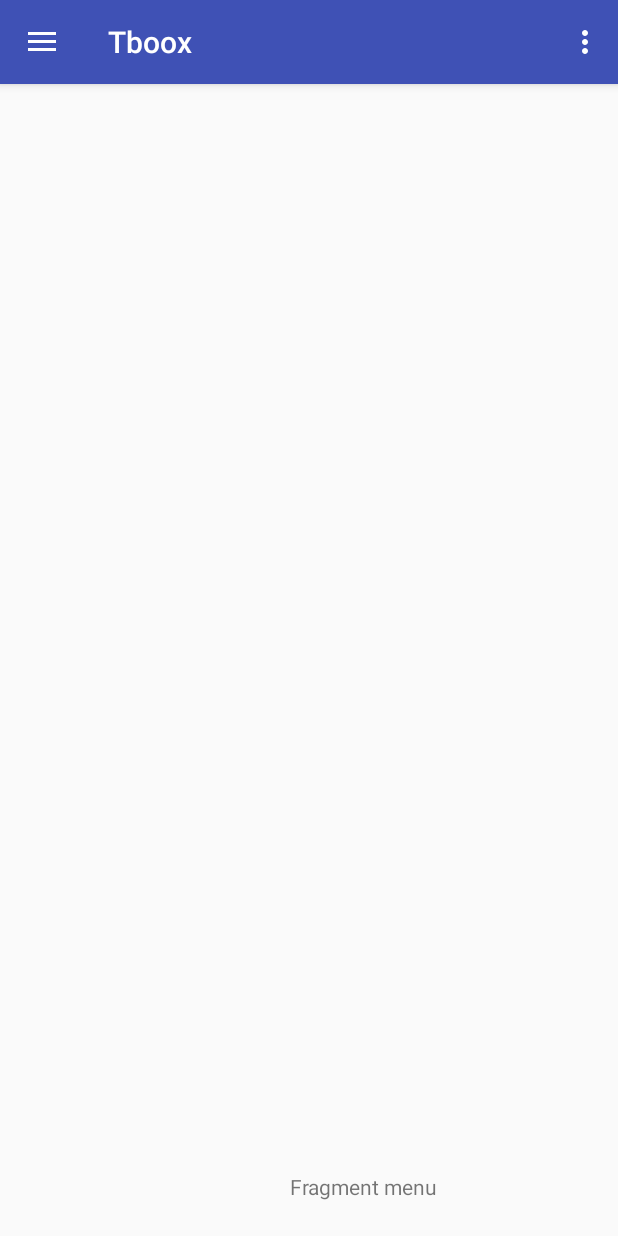
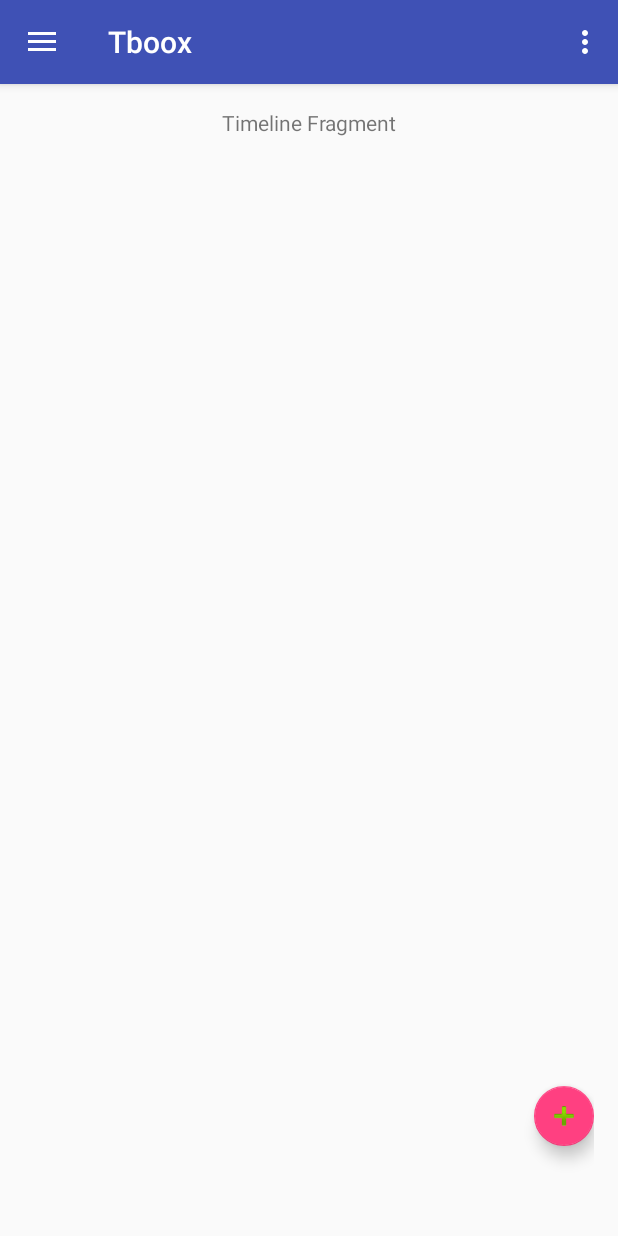
Before and after one commit to rbmarliere/tboox-android, an Android app: the MenuActivity screen opened directly, with no data from a screen before it, on a phone screen of 412 x 824 dp. Run offline under Robolectric (Android 15) with nearby library versions, the phone set to English and light mode, and no system bars.

Commit message:
adopting better name conventions

```diff
--- a/app/src/main/java/info/nsupdate/tboox/tboox/MenuActivity.java
+++ b/app/src/main/java/info/nsupdate/tboox/tboox/MenuActivity.java
@@ -15,20 +15,14 @@ import layout.CollectionListFragment;
 import layout.TimelineFragment;
 
 public class MenuActivity extends  AppCompatActivity
-        implements NavigationView.OnNavigationItemSelectedListener {
-
-/*
-    public TimelineFragment timelineFragment;
-    public CollectionListFragment collectionFragment;
-    public BookDetailFragment bookFragment;
-*/
+        implements NavigationView.OnNavigationItemSelectedListener
+{
     @Override
     protected void onCreate(Bundle savedInstanceState) {
         super.onCreate(savedInstanceState);
         setContentView(R.layout.activity_menu);
         Toolbar toolbar = (Toolbar) findViewById(R.id.toolbar);
         setSupportActionBar(toolbar);
-
 
         DrawerLayout drawer = (DrawerLayout) findViewById(R.id.drawer_layout);
         ActionBarDrawerToggle toggle = new ActionBarDrawerToggle(
@@ -38,18 +32,9 @@ public class MenuActivity extends  AppCompatActivity
 
         NavigationView navigationView = (NavigationView) findViewById(R.id.nav_view);
         navigationView.setNavigationItemSelectedListener(this);
-/*
-        timelineFragment = new TimelineFragment();
-        collectionFragment = new CollectionListFragment();
-        bookFragment = new BookDetailFragment();
 
-        FragmentManager fragmentManager = getSupportFragmentManager();
-        FragmentTransaction fragmentTransaction = fragmentManager.beginTransaction();
-        fragmentTransaction.add(R.id.relative_content_menu,timelineFragment,timelineFragment.getTag());
-        fragmentTransaction.add(R.id.relative_content_menu,collectionFragment,collectionFragment.getTag());
-        fragmentTransaction.add(R.id.relative_content_menu,bookFragment,bookFragment.getTag());
-        fragmentTransaction.commit();
-        */
+        // calling first fragment available as default
+        onNavigationItemSelected(navigationView.getMenu().getItem(0));
     }
 
     @Override
@@ -64,8 +49,8 @@ public class MenuActivity extends  AppCompatActivity
 
     @Override
     public boolean onCreateOptionsMenu(Menu menu) {
-        // Inflate the menu; this adds items to the action bar if it is present.
-        getMenuInflater().inflate(R.menu.menu, menu);
+        // Inflate the menu_upper_drawer; this adds items to the action bar if it is present.
+        getMenuInflater().inflate(R.menu.menu_upper_drawer, menu);
         return true;
     }
 
@@ -87,43 +72,21 @@ public class MenuActivity extends  AppCompatActivity
     @SuppressWarnings("StatementWithEmptyBody")
     @Override
     public boolean onNavigationItemSelected(MenuItem item) {
-        // Handle navigation view item clicks here.
         int id = item.getItemId();
         if (id == R.id.nav_timeline) {
-
             TimelineFragment timelineFragment = new TimelineFragment();
 
             FragmentManager fragmentManager = getSupportFragmentManager();
-
             fragmentManager.beginTransaction().replace(R.id.relative_content_menu,timelineFragment,timelineFragment.getTag()).commit();
-
-
         } else if (id == R.id.nav_collection) {
-
             CollectionListFragment collectionListFragment = new CollectionListFragment();
 
             FragmentManager fragmentManager = getSupportFragmentManager();
-
             fragmentManager.beginTransaction().replace(R.id.relative_content_menu, collectionListFragment, collectionListFragment.getTag()).commit();
-
         } else if (id == R.id.nav_logout) {
 
         }
-/*
-        if (id == R.id.nav_camera) {
-            // Handle the camera action
-        } else if (id == R.id.nav_gallery) {
 
-        } else if (id == R.id.nav_slideshow) {
-
-        } else if (id == R.id.nav_manage) {
-
-        } else if (id == R.id.nav_share) {
-
-        } else if (id == R.id.nav_send) {
-
-        }
-*/
         DrawerLayout drawer = (DrawerLayout) findViewById(R.id.drawer_layout);
         drawer.closeDrawer(GravityCompat.START);
         return true;
--- a/app/src/main/res/layout/activity_menu.xml
+++ b/app/src/main/res/layout/activity_menu.xml
@@ -19,7 +19,7 @@
         android:layout_height="match_parent"
         android:layout_gravity="start"
         android:fitsSystemWindows="true"
-        app:headerLayout="@layout/menu_header"
-        app:menu="@menu/activity_menu_drawer" />
+        app:headerLayout="@layout/menu_nav_header"
+        app:menu="@menu/menu_nav_drawer" />
 
 </android.support.v4.widget.DrawerLayout>
--- a/app/src/main/res/layout/menu_content.xml
+++ b/app/src/main/res/layout/menu_content.xml
@@ -13,13 +13,4 @@
     tools:context="info.nsupdate.tboox.tboox.MenuActivity"
     tools:showIn="@layout/menu_app_bar">
 
-    <TextView
-        android:text="Fragment menu"
-        android:layout_width="wrap_content"
-        android:layout_height="wrap_content"
-        android:layout_marginEnd="104dp"
-        android:id="@+id/textView2"
-        android:layout_alignParentBottom="true"
-        android:layout_alignParentEnd="true"
-        android:layout_marginBottom="7dp" />
 </RelativeLayout>
```
Also changed, not shown: app/src/main/res/layout/menu_nav_header.xml (renamed from app/src/main/res/layout/menu_header.xml), app/src/main/res/menu/menu_nav_drawer.xml (renamed from app/src/main/res/menu/activity_menu_drawer.xml), app/src/main/res/menu/menu_upper_drawer.xml (renamed from app/src/main/res/menu/menu.xml).
